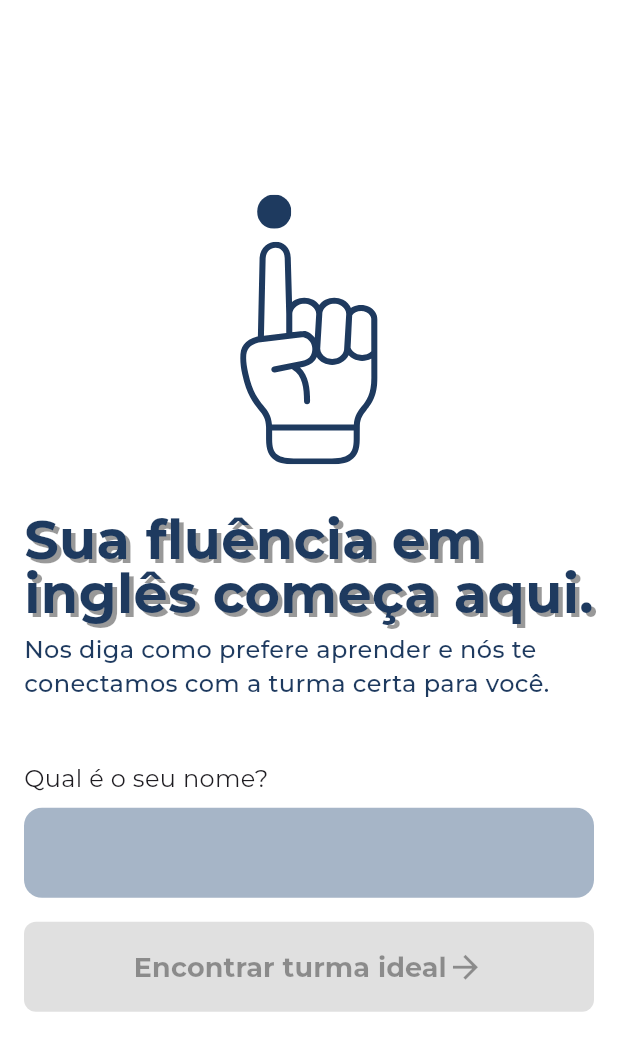
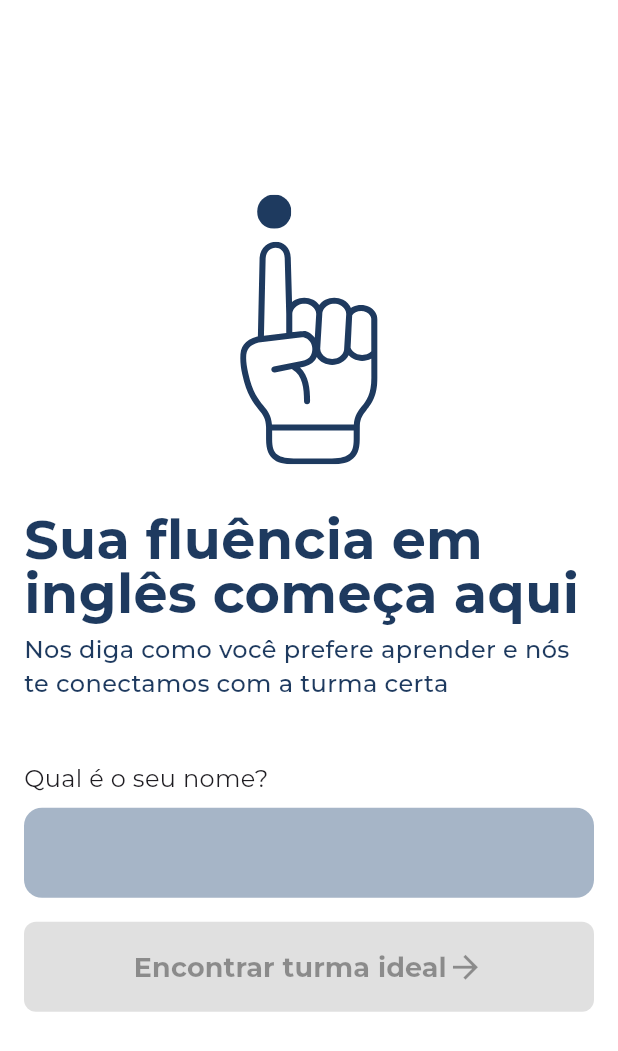
Before and after one commit to Segatti/dibs_flutter, a Flutter app: the screen it shows after launch, after a tap on "Aula de inglês ao vivo", on a phone screen of 412 x 824 dp. Shown: the top 1051 px of the screen. Run offline on Flutter 3.47's test engine with Material 3 defaults, Android fonts, the phone set to English and light mode, and no system bars; our stand-ins replace flutter_svg, gap, google_fonts, lottie, lucide_icons, styled_text and 1 more.

Commit message:
fix: helo

```diff
--- a/lib/main.dart
+++ b/lib/main.dart
@@ -301,7 +301,7 @@ class _TelaNomeState extends State<_TelaNome> {
                         ),
                         const SizedBox(height: 8),
                         Text(
-                          'Inglês ao vivo para quem quer falar de verdade',
+                          'Inglês para quem quer falar de verdade',
                           style: GoogleFonts.montserrat(
                             fontSize: 14,
                             color: Colors.white,
@@ -317,7 +317,7 @@ class _TelaNomeState extends State<_TelaNome> {
                           Navigator.pop(context);
                         }),
                         const SizedBox(height: 16),
-                        _DialogButton('Planner de inglês online', () {
+                        _DialogButton('Planner de estudos online', () {
                           launchUrlString(
                             "https://hotm.art/plannerdeingles",
                             mode: LaunchMode.externalApplication,
@@ -378,25 +378,18 @@ class _TelaNomeState extends State<_TelaNome> {
           ),
           const SizedBox(height: 32),
           Text(
-            'Sua fluência em inglês começa aqui.',
+            'Sua fluência em inglês começa aqui',
             style: GoogleFonts.montserrat(
               fontSize: ResponsiveUtils.getResponsiveTitleFontSize(context,
                   mobile: 36, tablet: 40, desktop: 60),
               fontWeight: FontWeight.bold,
               color: AppColor.primary,
               height: 1,
-              shadows: [
-                Shadow(
-                  color: Colors.black.withValues(alpha: .4),
-                  offset: const Offset(3, 3),
-                  blurRadius: 0,
-                ),
-              ],
             ),
           ),
           const SizedBox(height: 8),
           Text(
-            'Nos diga como prefere aprender e nós te conectamos com a turma certa para você.',
+            'Nos diga como você prefere aprender e nós te conectamos com a turma certa',
             style: GoogleFonts.montserrat(
               fontSize: ResponsiveUtils.getResponsiveFontSize(context,
                   mobile: 16, tablet: 17, desktop: 18),
@@ -2460,9 +2453,9 @@ class _TelaModalidadeState extends State<_TelaModalidade> {
     'Aula Individual',
   ];
   final List<String> valores = [
-    'A partir de R\$ 447,99',
-    'A partir de R\$ 895,98',
-    'A partir de R\$ 1.791,96',
+    'A partir de R\$ 447,99 mensal',
+    'A partir de R\$ 895,98 mensal',
+    'A partir de R\$ 1.791,96 mensal',
   ];
 
   @override
```
